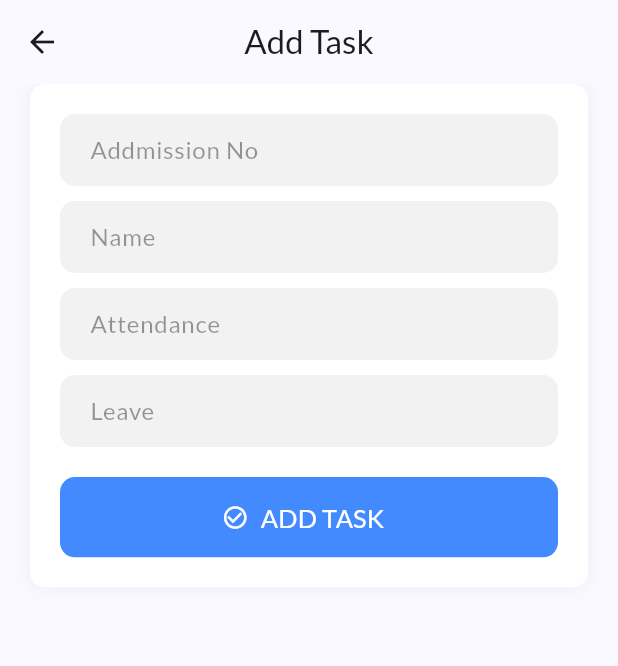
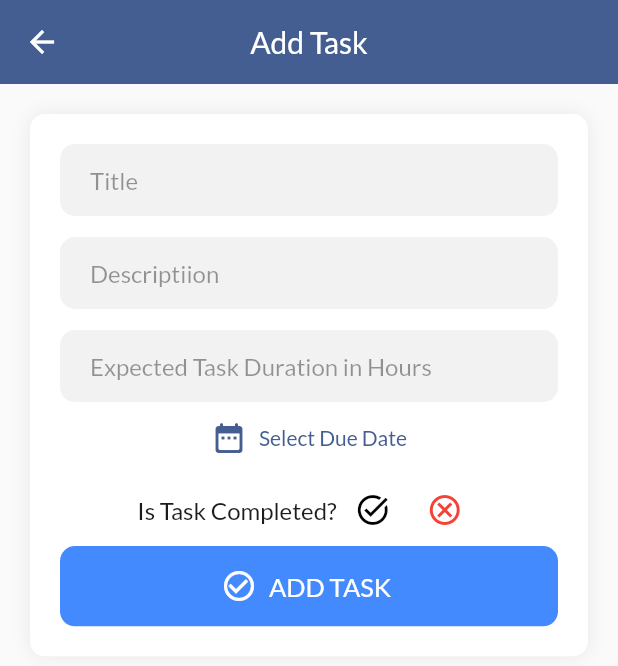
Before and after one commit to unaismnr/task-management-app, a Flutter app: the AddUpdateTask screen opened directly, on a phone screen of 412 x 824 dp. Shown: the top 666 px of the screen. Run offline on Flutter 3.47's test engine with Material 3 defaults, Android fonts, the phone set to English and light mode, and no system bars; our stand-ins replace cloud_firestore, firebase_auth, firebase_core, google_fonts; accounts and stored records are empty.

Commit message:
ui updated, datepicker and task completion status added

```diff
--- a/lib/main.dart
+++ b/lib/main.dart
@@ -25,7 +25,7 @@ class MyApp extends StatelessWidget {
           seedColor: kMainColor,
         ),
         textTheme: GoogleFonts.latoTextTheme(),
-        useMaterial3: true,
+        useMaterial3: false,
       ),
       home: ScreenMain(),
       debugShowCheckedModeBanner: false,
--- a/lib/utils/other_consts.dart
+++ b/lib/utils/other_consts.dart
@@ -1,5 +1,5 @@
 import 'package:flutter/material.dart';
 
-const kHeight10 = SizedBox(height: 10);
-const kHeight15 = SizedBox(height: 15);
-const kHeight20 = SizedBox(height: 20);
+// const kHeight10 = SizedBox(height: 10);
+// const kHeight15 = SizedBox(height: 15);
+// const kHeight20 = SizedBox(height: 20);
--- a/lib/view/main/bottom_navigation.dart
+++ b/lib/view/main/bottom_navigation.dart
@@ -1,4 +1,5 @@
 import 'package:flutter/material.dart';
+import 'package:tast_management_app/utils/color_consts.dart';
 
 ValueNotifier selectedIndexNotifier = ValueNotifier(0);
 
@@ -14,14 +15,15 @@ class BottomNavigation extends StatelessWidget {
             selectedIndex: newIndex,
             onDestinationSelected: (value) =>
                 selectedIndexNotifier.value = value,
-            backgroundColor: Colors.blueAccent[50],
+            backgroundColor: kWhiteColor,
+            indicatorColor: kCardColor.withOpacity(0.8),
             destinations: const [
               NavigationDestination(
                 icon: Icon(Icons.home),
                 label: 'Home',
               ),
               NavigationDestination(
-                icon: Icon(Icons.task_alt),
+                icon: Icon(Icons.cancel),
                 label: 'Task',
               ),
               NavigationDestination(
--- a/lib/view/settings/screen_settings.dart
+++ b/lib/view/settings/screen_settings.dart
@@ -10,6 +10,11 @@ class ScreenSettings extends StatelessWidget {
   @override
   Widget build(BuildContext context) {
     return Scaffold(
+      appBar: AppBar(
+        title: const Text('Settings'),
+        centerTitle: true,
+        elevation: 0,
+      ),
       body: Center(
         child: TextButton.icon(
           onPressed: () {
@@ -27,17 +32,3 @@ class ScreenSettings extends StatelessWidget {
     );
   }
 }
-
-// TextButton(
-//           onPressed: () {
-//             _auth.signOut();
-//             Navigator.of(context).pushReplacement(
-//               MaterialPageRoute(
-//                 builder: (context) => ScreenLogin(),
-//               ),
-//             );
-//           },
-//           child: const Text(
-//             'SignOut',
-//           ),
-//         ),
--- a/lib/view/tasks/add_update_task.dart
+++ b/lib/view/tasks/add_update_task.dart
@@ -2,13 +2,11 @@ import 'package:cloud_firestore/cloud_firestore.dart';
 import 'package:flutter/material.dart';
 import 'package:tast_management_app/services/tasks_service.dart';
 import 'package:tast_management_app/utils/color_consts.dart';
-import 'package:tast_management_app/utils/other_consts.dart';
+import 'package:tast_management_app/view/common/space_sizedbox.dart';
+import 'package:intl/intl.dart';
 
 class AddUpdateTask extends StatefulWidget {
-  const AddUpdateTask({
-    super.key,
-    this.taskData,
-  });
+  const AddUpdateTask({super.key, this.taskData});
 
   final QueryDocumentSnapshot? taskData;
 
@@ -20,50 +18,54 @@ class _AddUpdateTaskState extends State<AddUpdateTask> {
   final taskService = TaskService();
   final GlobalKey<FormState> _formKey = GlobalKey();
 
-  late TextEditingController admissionController;
-  late TextEditingController nameController;
-  late TextEditingController attendanceController;
-  late TextEditingController leaveController;
+  late TextEditingController titleController;
+  late TextEditingController descriptionController;
+  late TextEditingController expTimeController;
+  late ValueNotifier<DateTime?> _dueDateNotifier;
+  late ValueNotifier<bool?> _isTaskCompletedNotifier;
 
   @override
   void initState() {
     super.initState();
-    admissionController =
+    titleController =
         TextEditingController(text: widget.taskData?['admission'] ?? '');
-    nameController =
+    descriptionController =
         TextEditingController(text: widget.taskData?['name'] ?? '');
-    attendanceController =
+    expTimeController =
         TextEditingController(text: widget.taskData?['attendance'] ?? '');
-    leaveController =
-        TextEditingController(text: widget.taskData?['leave'] ?? '');
+    _dueDateNotifier = ValueNotifier<DateTime?>(null);
+    _isTaskCompletedNotifier = ValueNotifier<bool>(
+      widget.taskData?['completionStatus'] ?? false,
+    );
   }
 
   @override
   void dispose() {
-    admissionController.dispose();
-    nameController.dispose();
-    attendanceController.dispose();
-    leaveController.dispose();
+    titleController.dispose();
+    descriptionController.dispose();
+    expTimeController.dispose();
     super.dispose();
   }
 
   @override
   Widget build(BuildContext context) {
-    return SafeArea(
-      child: Scaffold(
+    return Scaffold(
       appBar: AppBar(
         elevation: 0,
         title: Text(
           widget.taskData == null ? 'Add Task' : 'Edit Task',
-            style: TextStyle(
-              color: Theme.of(context).textTheme.bodyMedium!.color,
+          style: const TextStyle(
+            color: kWhiteColor,
           ),
         ),
         centerTitle: true,
       ),
       body: SingleChildScrollView(
         child: Padding(
-            padding: const EdgeInsets.symmetric(horizontal: 20),
+          padding: const EdgeInsets.symmetric(
+            horizontal: 20,
+            vertical: 20,
+          ),
           child: IntrinsicHeight(
             child: Container(
               padding: const EdgeInsets.all(20),
@@ -72,7 +74,7 @@ class _AddUpdateTaskState extends State<AddUpdateTask> {
                   color: kWhiteColor,
                   boxShadow: [
                     BoxShadow(
-                        color: Colors.black.withOpacity(0.05),
+                      color: Colors.black.withOpacity(0.07),
                       blurRadius: 10,
                       spreadRadius: 0,
                     )
@@ -82,26 +84,82 @@ class _AddUpdateTaskState extends State<AddUpdateTask> {
                 child: Column(
                   children: [
                     TextFieldContainer(
-                        textController: admissionController,
-                        hintText: 'Addmission No',
+                      textController: titleController,
+                      hintText: 'Title',
                     ),
-                      kHeight10,
+                    const SpaceSizedBox(),
                     TextFieldContainer(
-                        textController: nameController,
-                        hintText: 'Name',
-                        keyboardType: TextInputType.name,
+                      textController: descriptionController,
+                      hintText: 'Descriptiion',
                     ),
-                      kHeight10,
+                    const SpaceSizedBox(),
                     TextFieldContainer(
-                        textController: attendanceController,
-                        hintText: 'Attendance',
+                      textController: expTimeController,
+                      hintText: 'Expected Task Duration in Hours',
+                      keyboard: TextInputType.number,
                     ),
-                      kHeight10,
-                      TextFieldContainer(
-                        textController: leaveController,
-                        hintText: 'Leave',
+                    TextButton.icon(
+                      onPressed: () async {
+                        final selectedDateTemp = await showDatePicker(
+                          context: context,
+                          initialDate: DateTime.now(),
+                          firstDate: DateTime.now(),
+                          lastDate: DateTime.now().add(
+                            const Duration(days: 30),
                           ),
-                      kHeight20,
+                        );
+                        if (selectedDateTemp == null) {
+                          return;
+                        } else {
+                          _dueDateNotifier.value = selectedDateTemp;
+                        }
+                      },
+                      icon: const Icon(Icons.date_range_rounded),
+                      label: ValueListenableBuilder(
+                          valueListenable: _dueDateNotifier,
+                          builder: (context, dueTime, _) {
+                            return Text(
+                              dueTime == null
+                                  ? 'Select Due Date'
+                                  : DateFormat.yMMMd().format(dueTime),
+                            );
+                          }),
+                    ),
+                    ValueListenableBuilder(
+                        valueListenable: _isTaskCompletedNotifier,
+                        builder: (context, isTaskCompleted, _) {
+                          return Row(
+                            mainAxisAlignment: MainAxisAlignment.center,
+                            children: [
+                              const Text(
+                                'Is Task Completed?',
+                                style: TextStyle(fontSize: 16),
+                              ),
+                              IconButton(
+                                onPressed: () {
+                                  _isTaskCompletedNotifier.value = true;
+                                },
+                                icon: Icon(
+                                  Icons.task_alt,
+                                  color: isTaskCompleted == true
+                                      ? Colors.green
+                                      : kBlackColor,
+                                ),
+                              ),
+                              IconButton(
+                                onPressed: () {
+                                  _isTaskCompletedNotifier.value = false;
+                                },
+                                icon: Icon(
+                                  Icons.cancel_outlined,
+                                  color: isTaskCompleted == false
+                                      ? Colors.red
+                                      : kBlackColor,
+                                ),
+                              ),
+                            ],
+                          );
+                        }),
                     ElevatedButton.icon(
                       onPressed: () {
                         if (_formKey.currentState!.validate()) {
@@ -146,44 +204,35 @@ class _AddUpdateTaskState extends State<AddUpdateTask> {
           ),
         ),
       ),
-      ),
     );
   }
 
   void addStudent() {
-    final admission = admissionController.text.trim();
-    final name = nameController.text.trim();
-    final attendance = attendanceController.text.trim();
-    final leave = leaveController.text.trim();
-    if (admission.isEmpty) {
+    final title = titleController.text.trim();
+    final description = descriptionController.text.trim();
+    final expTime = expTimeController.text.trim();
+    if (title.isEmpty) {
       return;
     }
-    if (name.isEmpty) {
+    if (description.isEmpty) {
       return;
     }
-    if (attendance.isEmpty) {
-      return;
-    }
-    if (leave.isEmpty) {
+    if (expTime.isEmpty) {
       return;
     }
   }
 
   void editStudent(docId) {
-    final admission = admissionController.text.trim();
-    final name = nameController.text.trim();
-    final attendance = attendanceController.text.trim();
-    final leave = leaveController.text.trim();
-    if (admission.isEmpty) {
+    final title = titleController.text.trim();
+    final description = descriptionController.text.trim();
+    final expTime = expTimeController.text.trim();
+    if (title.isEmpty) {
       return;
     }
-    if (name.isEmpty) {
+    if (description.isEmpty) {
       return;
     }
-    if (attendance.isEmpty) {
-      return;
-    }
-    if (leave.isEmpty) {
+    if (expTime.isEmpty) {
       return;
     }
   }
@@ -194,12 +243,12 @@ class TextFieldContainer extends StatelessWidget {
     super.key,
     required this.textController,
     required this.hintText,
-    this.keyboardType = TextInputType.number,
+    this.keyboard = TextInputType.text,
   });
 
   final TextEditingController textController;
   final String hintText;
-  final TextInputType keyboardType;
+  final TextInputType keyboard;
 
   @override
   Widget build(BuildContext context) {
@@ -221,13 +270,13 @@ class TextFieldContainer extends StatelessWidget {
         style: const TextStyle(
           color: kBlackColor,
         ),
-        keyboardType: keyboardType,
         validator: (value) {
           if (value == null || value.isEmpty) {
             return 'Please Enter Details';
           }
           return null;
         },
+        keyboardType: keyboard,
       ),
     );
   }
--- a/pubspec.yaml
+++ b/pubspec.yaml
@@ -36,10 +36,11 @@ dependencies:
   # Use with the CupertinoIcons class for iOS style icons.
   cupertino_icons: ^1.0.6
   google_fonts: ^6.2.1
-  flutter_screenutil: ^5.9.1
   firebase_core: ^2.31.1
   cloud_firestore: ^4.17.4
   firebase_auth: ^4.19.6
+  provider: ^6.1.2
+  intl: ^0.19.0
 
 dev_dependencies:
   flutter_test:
```
Also changed, not shown: lib/services/tasks_service.dart (+12 -6 lines), lib/view/common/space_sizedbox.dart (added, +12 -0 lines), lib/view/home/screen_home.dart (+8 -3 lines), lib/view/login_and_registration/screen_login.dart (+5 -7 lines), lib/view/login_and_registration/screen_registration.dart (+5 -7 lines), pubspec.lock. Lines whose indentation alone changed are shown as unchanged.
